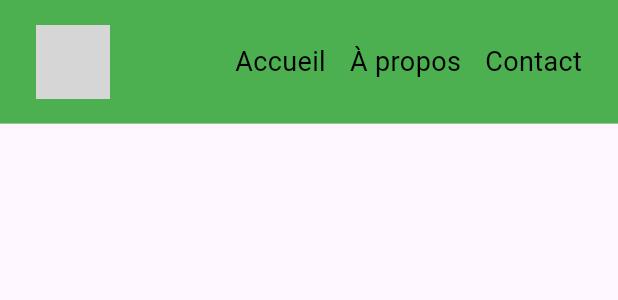
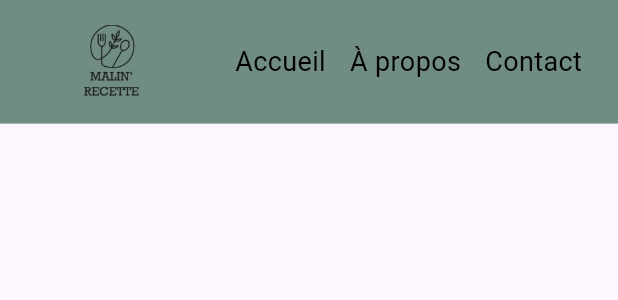
Before and after one commit to Ourtof/malinRecetteFlutter, a Flutter app: the HeaderWidget widget shown alone on an empty page, opened directly, on a phone screen of 412 x 824 dp. Shown: the top 300 px of the screen. Run offline on Flutter 3.47's test engine with Material 3 defaults, Android fonts, the phone set to English and light mode, and no system bars; our stand-ins replace web; missing offline and left inert: dart:ui_web; grey boxes are pictures that could not be loaded.

Commit message:
logo + finish header

```diff
--- a/lib/ui/widget/header_widget.dart
+++ b/lib/ui/widget/header_widget.dart
@@ -11,12 +11,18 @@ class HeaderWidget extends StatelessWidget {
       height: screenHeight * 0.10,
       width: double.infinity,
       child: Container(
-        color: Colors.green,
+        color: const Color(0xFF708D81),
         padding: const EdgeInsets.symmetric(horizontal: 24.0),
         child: Row(
           mainAxisAlignment: MainAxisAlignment.spaceBetween,
           children: [
-            Image.asset('assets/logo.png', height: screenHeight * 0.06),
+            Padding(
+              padding: const EdgeInsets.only(left: 32),
+              child: Image.asset(
+                'assets/img/logo_transparent.png',
+                height: screenHeight * 0.06,
+              ),
+            ),
             Row(
               children: const [
                 SizedBox(width: 16),
--- a/pubspec.yaml
+++ b/pubspec.yaml
@@ -19,3 +19,5 @@ dev_dependencies:
 
 flutter:
   uses-material-design: true
+  assets:
+    - assets/img/logo_transparent.png
```
Also changed, not shown: assets/img/logo_transparent.png (added).
